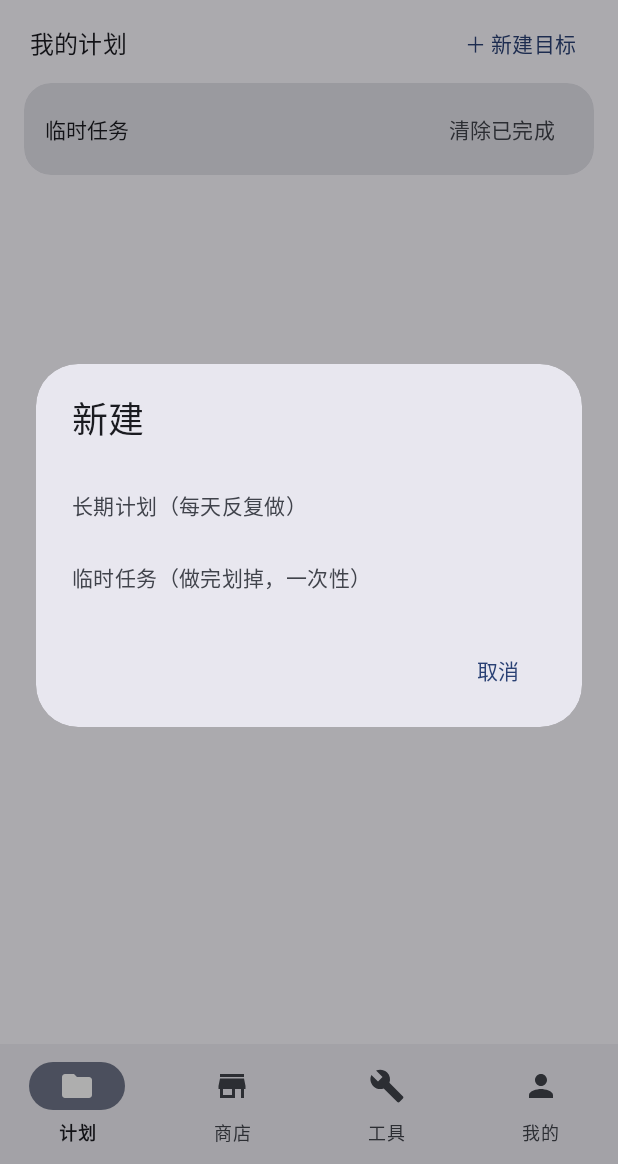
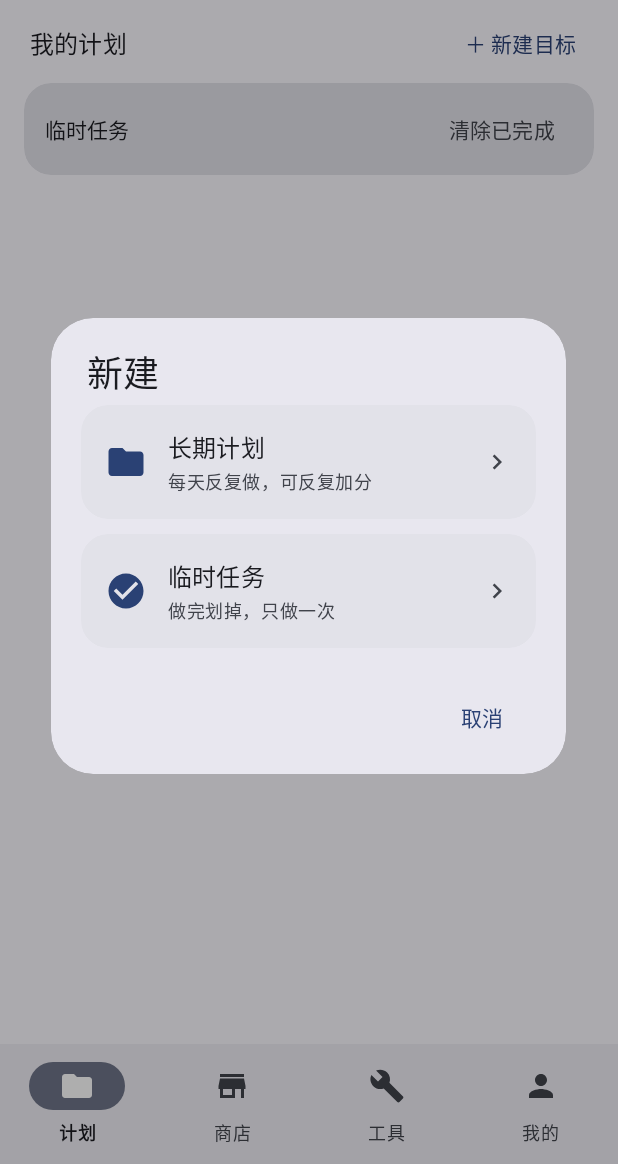
Before and after one commit to wjx119k/habit, an Android app: the MainActivity screen opened directly, with no data from a screen before it, after a tap on "＋ 新建目标", on a phone screen of 412 x 824 dp, the part 72-1236 px from its top. Run offline under Robolectric (Android 15) with nearby library versions, the phone set to English and light mode, and no system bars; pictures from the network do not load.

Commit message:
feat: 习惯毕业（确认后移除并祝贺）+ 新建目标弹窗改为卡片式
· 计划卡片右上角新增奖杯按钮：确认后该习惯从列表移除，历史保留，弹出毕业祝贺
· 新建目标弹窗由纯文字列表改为两张图标卡片，副标题不再重复标题

```diff
--- a/app/src/main/java/com/example/habit/MainActivity.kt
+++ b/app/src/main/java/com/example/habit/MainActivity.kt
@@ -84,6 +84,7 @@ class MainActivity : AppCompatActivity() {
         projectList = findViewById(R.id.projectList)
         projectAdapter = ProjectAdapter(
             onEdit = { index -> showProjectSheet(existing = projects[index], index = index) },
+            onGraduate = { index -> graduateProject(index) },
             onAdd = { index -> onAddPoint(index) },
             onMinus = { index -> onMinusPoint(index) }
         )
@@ -1036,19 +1037,56 @@ class MainActivity : AppCompatActivity() {
      *   合成一个「＋ 新建目标」，点开再选，认知负担更小。
      */
     private fun showCreateChooser() {
-        val options = arrayOf(
-            getString(R.string.create_option_plan),
-            getString(R.string.create_option_temp)
-        )
+        val content = layoutInflater.inflate(R.layout.dialog_create_goal, null)
+        val dialog = MaterialAlertDialogBuilder(this)
+            .setTitle(R.string.create_goal_title)
+            .setView(content)
+            .setNegativeButton(R.string.action_cancel, null)
+            .create()
+
+        content.findViewById<View>(R.id.choicePlan).setOnClickListener {
+            dialog.dismiss()
+            showProjectSheet(existing = null, index = -1)
+        }
+        content.findViewById<View>(R.id.choiceTemp).setOnClickListener {
+            dialog.dismiss()
+            showTempTaskDialog()
+        }
+        dialog.show()
+    }
+
+    /**
+     * 习惯"毕业"：用户认为这个习惯已经养成，确认后把它从列表里去掉。
+     *
+     * 不是"删除"——删除是放弃，毕业是达成，所以文案完全不同。
+     */
+    private fun graduateProject(index: Int) {
+        val project = projects.getOrNull(index) ?: return
         MaterialAlertDialogBuilder(this)
-            .setTitle(R.string.create_goal_title)
-            .setItems(options) { _, which ->
-                when (which) {
-                    0 -> showProjectSheet(existing = null, index = -1)
-                    1 -> showTempTaskDialog()
-                }
+            .setTitle(R.string.graduate_title)
+            .setMessage(getString(R.string.graduate_confirm, project.name))
+            .setNegativeButton(R.string.action_cancel, null)
+            .setPositiveButton(R.string.graduate_action) { _, _ ->
+                projects.removeAt(index)
+                ProjectStore.save(this, projects)
+                recordHistory(
+                    getString(R.string.graduate_history, project.name),
+                    0.0,
+                    project.id,
+                    0.0
+                )
+                renderProjects(animate = false)
+                showGraduationCongrats(project.name, project.points)
             }
-            .setNegativeButton(R.string.action_cancel, null)
+            .show()
+    }
+
+    /** 毕业祝贺 */
+    private fun showGraduationCongrats(name: String, points: Double) {
+        MaterialAlertDialogBuilder(this)
+            .setTitle(R.string.graduate_congrats_title)
+            .setMessage(getString(R.string.graduate_congrats_body, name, Points.format(points)))
+            .setPositiveButton(R.string.graduate_congrats_ok, null)
             .show()
     }
 
--- a/app/src/main/java/com/example/habit/ProjectAdapter.kt
+++ b/app/src/main/java/com/example/habit/ProjectAdapter.kt
@@ -17,7 +17,8 @@ import com.google.android.material.button.MaterialButton
 class ProjectAdapter(
     private val onEdit: (Int) -> Unit,
     private val onAdd: (Int) -> Unit,
-    private val onMinus: (Int) -> Unit
+    private val onMinus: (Int) -> Unit,
+    private val onGraduate: (Int) -> Unit = {}
 ) : RecyclerView.Adapter<ProjectAdapter.Holder>() {
 
     private val items = mutableListOf<Project>()
@@ -61,6 +62,10 @@ class ProjectAdapter(
         holder.reward.text = ctx.getString(R.string.points_reward, Points.format(project.rewardPoints))
         holder.penalty.text = ctx.getString(R.string.points_penalty, Points.format(project.penaltyPoints))
 
+        holder.btnGraduate.setOnClickListener {
+            val pos = holder.adapterPosition
+            if (pos != RecyclerView.NO_POSITION) onGraduate(pos)
+        }
         holder.btnEdit.setOnClickListener {
             val pos = holder.adapterPosition
             if (pos != RecyclerView.NO_POSITION) onEdit(pos)
@@ -85,6 +90,7 @@ class ProjectAdapter(
         val reward: TextView = view.findViewById(R.id.tvReward)
         val penalty: TextView = view.findViewById(R.id.tvPenalty)
         val btnEdit: MaterialButton = view.findViewById(R.id.btnEdit)
+        val btnGraduate: android.widget.ImageButton = view.findViewById(R.id.ivGraduate)
         val btnAddPoint: MaterialButton = view.findViewById(R.id.btnAddPoint)
         val btnMinusPoint: MaterialButton = view.findViewById(R.id.btnMinusPoint)
     }
--- /dev/null
+++ b/app/src/main/res/layout/dialog_create_goal.xml
@@ -0,0 +1,123 @@
+<?xml version="1.0" encoding="utf-8"?>
+<!-- 新建目标：两张卡片让用户选"长期计划"还是"临时任务" -->
+<LinearLayout xmlns:android="http://schemas.android.com/apk/res/android"
+    xmlns:app="http://schemas.android.com/apk/res-auto"
+    android:layout_width="match_parent"
+    android:layout_height="wrap_content"
+    android:orientation="vertical"
+    android:paddingHorizontal="20dp"
+    android:paddingTop="4dp"
+    android:paddingBottom="8dp">
+
+    <com.google.android.material.card.MaterialCardView
+        android:id="@+id/choicePlan"
+        style="@style/Widget.Material3.CardView.Filled"
+        android:layout_width="match_parent"
+        android:layout_height="wrap_content"
+        android:clickable="true"
+        android:focusable="true"
+        app:cardCornerRadius="18dp">
+
+        <LinearLayout
+            android:layout_width="match_parent"
+            android:layout_height="wrap_content"
+            android:gravity="center_vertical"
+            android:orientation="horizontal"
+            android:padding="16dp">
+
+            <ImageView
+                android:layout_width="28dp"
+                android:layout_height="28dp"
+                android:contentDescription="@null"
+                android:src="@drawable/ic_project"
+                app:tint="?attr/colorPrimary" />
+
+            <LinearLayout
+                android:layout_width="0dp"
+                android:layout_height="wrap_content"
+                android:layout_marginStart="14dp"
+                android:layout_weight="1"
+                android:orientation="vertical">
+
+                <TextView
+                    android:layout_width="wrap_content"
+                    android:layout_height="wrap_content"
+                    android:text="@string/create_option_plan_short"
+                    android:textAppearance="?attr/textAppearanceTitleMedium"
+                    android:textColor="?attr/colorOnSurface" />
+
+                <TextView
+                    android:layout_width="wrap_content"
+                    android:layout_height="wrap_content"
+                    android:layout_marginTop="2dp"
+                    android:text="@string/create_option_plan"
+                    android:textAppearance="?attr/textAppearanceBodySmall"
+                    android:textColor="?attr/colorOnSurfaceVariant" />
+            </LinearLayout>
+
+            <ImageView
+                android:layout_width="20dp"
+                android:layout_height="20dp"
+                android:contentDescription="@null"
+                android:src="@drawable/ic_chevron_right"
+                android:tint="?attr/colorOnSurfaceVariant" />
+        </LinearLayout>
+    </com.google.android.material.card.MaterialCardView>
+
+    <com.google.android.material.card.MaterialCardView
+        android:id="@+id/choiceTemp"
+        style="@style/Widget.Material3.CardView.Filled"
+        android:layout_width="match_parent"
+        android:layout_height="wrap_content"
+        android:layout_marginTop="10dp"
+        android:clickable="true"
+        android:focusable="true"
+        app:cardCornerRadius="18dp">
+
+        <LinearLayout
+            android:layout_width="match_parent"
+            android:layout_height="wrap_content"
+            android:gravity="center_vertical"
+            android:orientation="horizontal"
+            android:padding="16dp">
+
+            <ImageView
+                android:layout_width="28dp"
+                android:layout_height="28dp"
+                android:contentDescription="@null"
+                android:src="@drawable/ic_check_circle"
+                app:tint="?attr/colorPrimary" />
+
+            <LinearLayout
+                android:layout_width="0dp"
+                android:layout_height="wrap_content"
+                android:layout_marginStart="14dp"
+                android:layout_weight="1"
+                android:orientation="vertical">
+
+                <TextView
+                    android:layout_width="wrap_content"
+                    android:layout_height="wrap_content"
+                    android:text="@string/create_option_temp_short"
+                    android:textAppearance="?attr/textAppearanceTitleMedium"
+                    android:textColor="?attr/colorOnSurface" />
+
+                <TextView
+                    android:layout_width="wrap_content"
+                    android:layout_height="wrap_content"
+                    android:layout_marginTop="2dp"
+                    android:text="@string/create_option_temp"
+                    android:textAppearance="?attr/textAppearanceBodySmall"
+                    android:textColor="?attr/colorOnSurfaceVariant" />
+            </LinearLayout>
+
+            <ImageView
+                android:layout_width="20dp"
+                android:layout_height="20dp"
+                android:contentDescription="@null"
+                android:src="@drawable/ic_chevron_right"
+                android:tint="?attr/colorOnSurfaceVariant" />
+        </LinearLayout>
+    </com.google.android.material.card.MaterialCardView>
+
+</LinearLayout>
--- a/app/src/main/res/layout/item_project.xml
+++ b/app/src/main/res/layout/item_project.xml
@@ -34,6 +34,17 @@
                 android:layout_weight="1"
                 android:textAppearance="?attr/textAppearanceTitleMedium"
                 android:textColor="?attr/colorOnSurface" />
+
+            <ImageButton
+                android:id="@+id/ivGraduate"
+                android:layout_width="36dp"
+                android:layout_height="36dp"
+                android:layout_marginEnd="2dp"
+                android:background="?attr/selectableItemBackgroundBorderless"
+                android:contentDescription="@string/graduate_title"
+                android:scaleType="centerInside"
+                android:src="@drawable/ic_trophy"
+                android:tint="?attr/colorPrimary" />
 
             <com.google.android.material.button.MaterialButton
                 android:id="@+id/btnEdit"
--- a/app/src/main/res/values/strings.xml
+++ b/app/src/main/res/values/strings.xml
@@ -412,6 +412,15 @@
     <string name="temp_tasks_clear_confirm">清除 %1$d 个已完成的任务？（已获得的积分不会收回）</string>
     <string name="new_goal">＋ 新建目标</string>
     <string name="create_goal_title">新建</string>
-    <string name="create_option_plan">长期计划（每天反复做）</string>
-    <string name="create_option_temp">临时任务（做完划掉，一次性）</string>
+    <string name="create_option_plan">每天反复做，可反复加分</string>
+    <string name="create_option_temp">做完划掉，只做一次</string>
+    <string name="create_option_plan_short">长期计划</string>
+    <string name="create_option_temp_short">临时任务</string>
+    <string name="graduate_title">已养成这个习惯</string>
+    <string name="graduate_confirm">「%1$s」现在已经成为你的习惯了吗？\n\n确认后它会从列表里移除，记录会保留在历史里。</string>
+    <string name="graduate_action">是的，毕业</string>
+    <string name="graduate_history">毕业：%1$s</string>
+    <string name="graduate_congrats_title">恭喜你 🎓</string>
+    <string name="graduate_congrats_body">「%1$s」已经毕业了。\n\n它陪了你这么久，累计 %2$s 分。\n从此不用再提醒——它已经是你的本能。\n\n去养成下一个吧。</string>
+    <string name="graduate_congrats_ok">继续前行</string>
 </resources>
```
Also changed, not shown: 4 other files.
